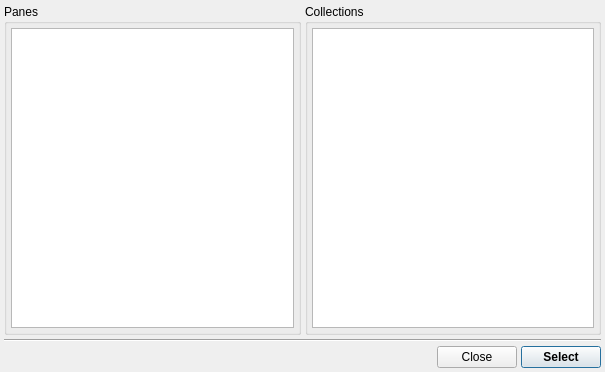
The window that src/gui/targetselect.ui (trisyoungs/uchroma) describes before a commit, drawn with Qt 5.
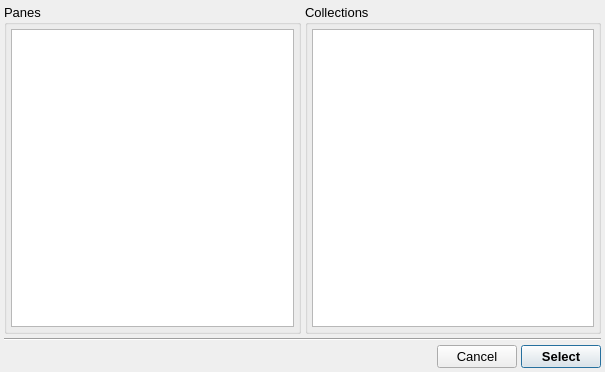
The same window after the commit. Icons and pictures are not drawn.

Commit message: Set correct general font size for several subwindows, and renamed some Close buttons to Cancel. Partial addition of ReferenceSetupDialog.

Patch:
```diff
--- a/src/gui/targetselect.ui
+++ b/src/gui/targetselect.ui
@@ -13,6 +13,11 @@
     <height>372</height>
    </rect>
   </property>
+  <property name="font">
+   <font>
+    <pointsize>10</pointsize>
+   </font>
+  </property>
   <property name="windowTitle">
    <string>Select Targets</string>
   </property>
@@ -109,7 +114,7 @@
      <item>
       <widget class="QPushButton" name="CloseButton">
        <property name="text">
-        <string>Close</string>
+        <string>Cancel</string>
        </property>
       </widget>
      </item>
```
Left out of the diff: 2 changed lines with no effect on the pictures. The commit also changes 25 other files.
